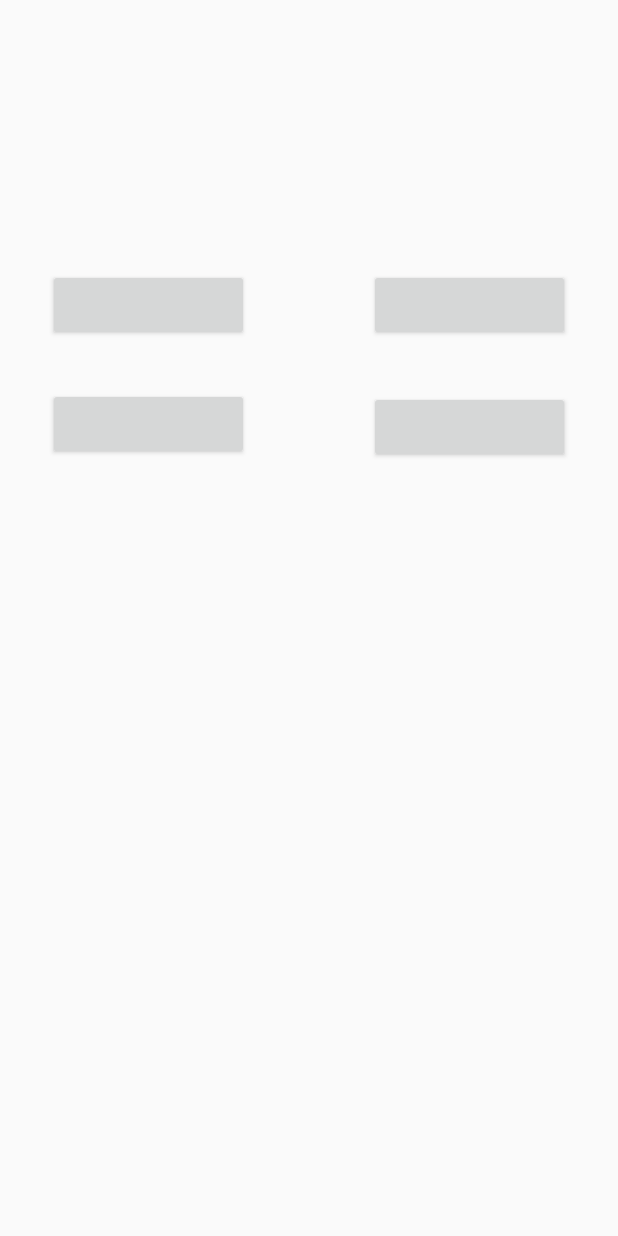
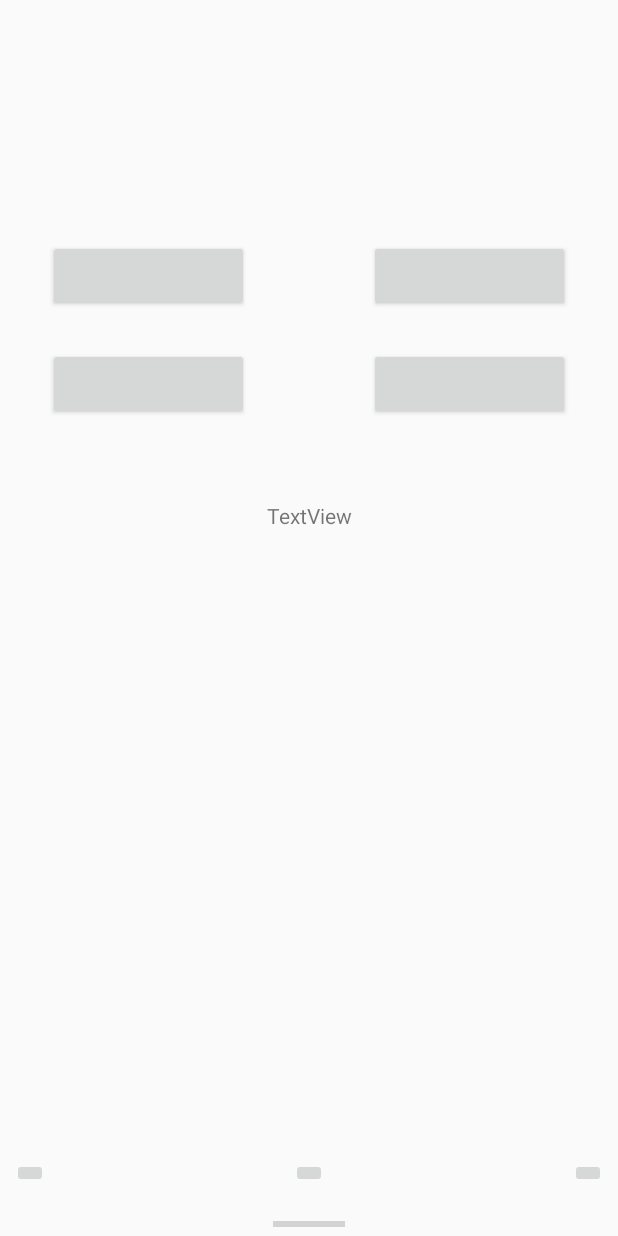
Before and after one commit to gangrave88/TestConstructor, an Android app: the Testing screen opened directly, with no data from a screen before it, on a phone screen of 412 x 824 dp. Run offline under Robolectric (Android 15) with nearby library versions, the phone set to English and light mode, and no system bars; our stand-ins replace ButterKnife; libraries missing offline, so code that uses them is left out: io.realm; 9 statements that could not run were skipped.

```diff
--- a/app/src/main/res/layout/test.xml
+++ b/app/src/main/res/layout/test.xml
@@ -31,7 +31,7 @@
         android:id="@+id/answer1"
         tools:layout_constraintTop_creator="1"
         android:layout_marginStart="32dp"
-        android:layout_marginTop="179dp"
+        android:layout_marginTop="160dp"
         tools:layout_constraintLeft_creator="1"
         app:layout_constraintLeft_toLeftOf="parent"
         app:layout_constraintTop_toTopOf="parent"
@@ -41,7 +41,7 @@
         android:layout_width="134dp"
         android:layout_height="wrap_content"
         android:id="@+id/answer2"
-        android:layout_marginTop="179dp"
+        android:layout_marginTop="160dp"
         app:layout_constraintTop_toTopOf="parent"
         android:layout_marginEnd="32dp"
         app:layout_constraintRight_toRightOf="parent"
@@ -54,7 +54,7 @@
         tools:layout_constraintTop_creator="1"
         tools:layout_constraintRight_creator="1"
         app:layout_constraintRight_toRightOf="@+id/answer1"
-        android:layout_marginTop="31dp"
+        android:layout_marginTop="24dp"
         app:layout_constraintTop_toBottomOf="@+id/answer1"
         tools:layout_constraintLeft_creator="1"
         app:layout_constraintLeft_toLeftOf="@+id/answer1" />
@@ -66,8 +66,72 @@
         tools:layout_constraintTop_creator="1"
         tools:layout_constraintRight_creator="1"
         app:layout_constraintRight_toRightOf="@+id/answer2"
-        android:layout_marginTop="33dp"
+        android:layout_marginTop="24dp"
         app:layout_constraintTop_toBottomOf="@+id/answer2"
         tools:layout_constraintLeft_creator="1"
         app:layout_constraintLeft_toLeftOf="@+id/answer2" />
+
+    <ProgressBar
+        style="?android:attr/progressBarStyleHorizontal"
+        android:layout_width="wrap_content"
+        android:layout_height="wrap_content"
+        android:id="@+id/progressBar2"
+        app:layout_constraintRight_toRightOf="parent"
+        app:layout_constraintLeft_toLeftOf="parent"
+        app:layout_constraintBottom_toBottomOf="parent" />
+
+    <ImageButton
+        android:layout_width="wrap_content"
+        android:layout_height="wrap_content"
+        app:srcCompat="@android:drawable/ic_media_play"
+        android:id="@+id/imageButton2"
+        app:layout_constraintBottom_toBottomOf="parent"
+        android:layout_marginBottom="32dp"
+        android:layout_marginEnd="8dp"
+        app:layout_constraintRight_toRightOf="parent"
+        android:layout_marginRight="8dp" />
+
+    <ImageButton
+        android:layout_width="wrap_content"
+        android:layout_height="wrap_content"
+        app:srcCompat="@android:drawable/ic_media_play"
+        android:id="@+id/imageButton3"
+        android:rotation="180"
+        android:layout_marginStart="8dp"
+        app:layout_constraintLeft_toLeftOf="parent"
+        android:layout_marginLeft="8dp"
+        app:layout_constraintBottom_toBottomOf="parent"
+        android:layout_marginBottom="32dp" />
+
+    <ImageButton
+        android:layout_width="wrap_content"
+        android:layout_height="wrap_content"
+        app:srcCompat="@android:drawable/stat_notify_error"
+        android:id="@+id/imageButton4"
+        app:layout_constraintBottom_toTopOf="@+id/progressBar2"
+        android:layout_marginBottom="16dp"
+        app:layout_constraintRight_toLeftOf="@+id/imageButton2"
+        android:layout_marginEnd="8dp"
+        android:layout_marginRight="8dp"
+        android:layout_marginStart="8dp"
+        app:layout_constraintLeft_toRightOf="@+id/imageButton3"
+        android:layout_marginLeft="8dp" />
+
+    <TextView
+        android:text="TextView"
+        android:layout_width="wrap_content"
+        android:layout_height="wrap_content"
+        android:id="@+id/textView3"
+        android:layout_marginStart="16dp"
+        app:layout_constraintLeft_toLeftOf="parent"
+        android:layout_marginLeft="16dp"
+        android:layout_marginTop="8dp"
+        app:layout_constraintTop_toBottomOf="@+id/answer3"
+        android:layout_marginEnd="16dp"
+        app:layout_constraintRight_toRightOf="parent"
+        android:layout_marginRight="16dp"
+        app:layout_constraintBottom_toTopOf="@+id/imageButton4"
+        android:layout_marginBottom="8dp"
+        app:layout_constraintVertical_bias="0.100000024" />
+
 </android.support.constraint.ConstraintLayout>
```
Also changed, not shown: app/src/main/java/com/gangrave88/testconstructor/Question.java (+9 -0 lines), app/src/main/java/com/gangrave88/testconstructor/Test.java (+47 -1 lines).
